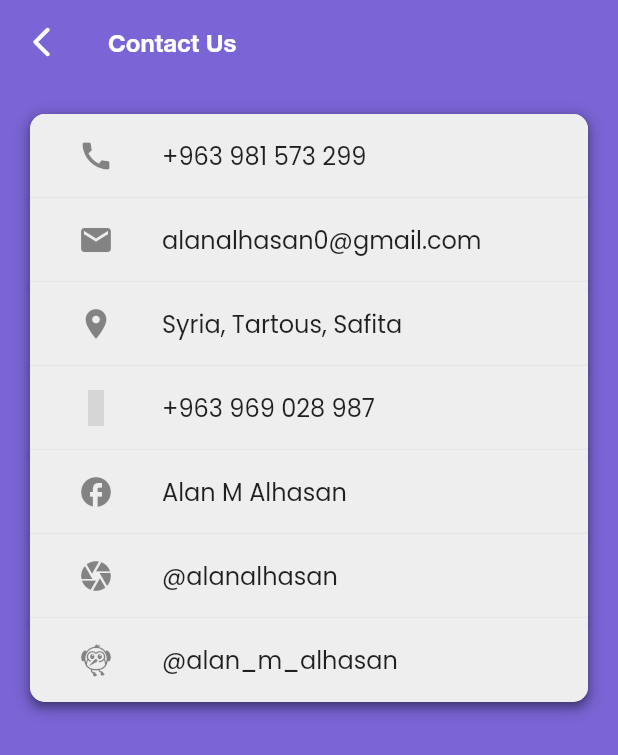
After one commit to Alan47745/cally, a Flutter app: the ContactUs screen opened directly, on a phone screen of 412 x 824 dp. The commit adds this screen. Shown: the top 755 px of the screen. Run offline on Flutter 3.47's test engine with Material 2 defaults, Android fonts, the light colour scheme and no system bars; our stand-ins replace contacts_service, flutter_speed_dial, flutter_svg, flutter_zoom_drawer, fluttertoast, permission_handler and 2 more; missing offline and left inert: call_log, flutter_phone_direct_caller; accounts and stored records are empty; statements that could not run were skipped; grey boxes are pictures that could not be loaded.

Commit message:
Update 04:00 25/6/2022

```diff
--- a/lib/main.dart
+++ b/lib/main.dart
@@ -2,6 +2,7 @@
 
 import 'package:cally/localization/localization.dart';
 import 'package:cally/model/cacheHelper.dart';
+import 'package:cally/utils/constant.dart';
 import 'package:cally/view/pages/splash.dart';
 import 'package:cally/theme/my_theme.dart';
 import 'package:flutter/material.dart';
--- /dev/null
+++ b/lib/view/pages/contact_us.dart
@@ -0,0 +1,156 @@
+import 'package:cally/localization/localization.dart';
+import 'package:cally/model/custom_page_route.dart';
+import 'package:cally/theme/my_theme.dart';
+import 'package:cally/utils/constant.dart';
+import 'package:cally/view/pages/home.dart';
+import 'package:flutter/material.dart';
+import 'package:provider/provider.dart';
+
+class ContactUs extends StatefulWidget {
+  @override
+  _ContactUsState createState() {
+    return _ContactUsState();
+  }
+}
+
+class _ContactUsState extends State<ContactUs> {
+  @override
+  void initState() {
+    super.initState();
+  }
+
+  @override
+  void dispose() {
+    super.dispose();
+  }
+
+  @override
+  Widget build(BuildContext context) {
+    final themeProvider = Provider.of<ThemeProvider>(context);
+    return Scaffold(
+      backgroundColor: themeProvider.isDarkMode == true
+          ? MyTheme.darkTheme.appBarTheme.backgroundColor
+          : MyTheme.lightTheme.appBarTheme.backgroundColor,
+      appBar: AppBar(
+        backgroundColor: themeProvider.isDarkMode == true
+            ? MyTheme.darkTheme.appBarTheme.backgroundColor
+            : MyTheme.lightTheme.appBarTheme.backgroundColor,
+        title: Text(
+          "${AppLocalization.of(context)?.getTranslatedValue('contactUs')}",
+        ),
+        titleTextStyle: const TextStyle(
+          fontFamily: 'Helvetica New Bold',
+          fontSize: 16.0,
+        ),
+        elevation: 0.0,
+        leading: IconButton(
+          onPressed: () {
+            Navigator.of(context).pop(
+              CustomPageRoute(
+                child: Home(),
+                direction: AxisDirection.right,
+                duration: const Duration(milliseconds: 300),
+              ),
+            );
+          },
+          icon: const Icon(Icons.arrow_back_ios_rounded),
+        ),
+      ),
+      body: Padding(
+        padding: const EdgeInsets.all(20.0),
+        child: Directionality(
+          textDirection: TextDirection.ltr,
+          child: Container(
+            // height: 500.0,
+            width: MediaQuery.of(context).size.width,
+            decoration: BoxDecoration(
+              color: themeProvider.isDarkMode == true
+                  ? MyTheme.darkTheme.cardColor
+                  : MyTheme.lightTheme.cardColor,
+              borderRadius: BorderRadius.circular(10.0),
+              boxShadow: const [
+                BoxShadow(
+                  color: Colors.black26,
+                  blurRadius: 8.0,
+                  spreadRadius: 2.0,
+                  offset: Offset(0.0, 3.0),
+                ),
+              ],
+            ),
+            child: Column(
+              mainAxisSize: MainAxisSize.min,
+              children: [
+                contactItem(
+                  title: '+963 981 573 299',
+                  icon: Icons.call,
+                  onTap: () {},
+                  borderRadius: BorderRadius.only(
+                    topRight: Radius.circular(10.0),
+                    topLeft: Radius.circular(10.0),
+                  ),
+                ),
+                contactItem(
+                  title: 'alanalhasan0@gmail.com',
+                  icon: Icons.email,
+                  onTap: () {},
+                ),
+                contactItem(
+                  title: 'Syria, Tartous, Safita',
+                  icon: Icons.location_on,
+                  onTap: () {},
+                ),
+                contactItem(
+                  title: '+963 969 028 987',
+                  icon: Icons.whatsapp,
+                  onTap: () {},
+                ),
+                contactItem(
+                  title: 'Alan M Alhasan',
+                  icon: Icons.facebook,
+                  onTap: () {},
+                ),
+                contactItem(
+                  title: '@alanalhasan',
+                  icon: Icons.camera,
+                  onTap: () {},
+                ),
+                contactItem(
+                  title: '@alan_m_alhasan',
+                  icon: Icons.flutter_dash,
+                  onTap: () {},
+                  borderRadius: BorderRadius.only(
+                    bottomRight: Radius.circular(10.0),
+                    bottomLeft: Radius.circular(10.0),
+                  ),
+                ),
+              ],
+            ),
+          ),
+        ),
+      ),
+    );
+  }
+
+  Widget contactItem({
+    required String title,
+    required IconData icon,
+    void Function()? onTap,
+    BorderRadiusGeometry? borderRadius = BorderRadius.zero,
+  }) {
+    final themeProvider = Provider.of<ThemeProvider>(context);
+    return MaterialButton(
+      onPressed: onTap,
+      shape: RoundedRectangleBorder(
+        borderRadius: borderRadius!,
+      ),
+      color: themeProvider.isDarkMode == true
+          ? MyTheme.darkTheme.cardColor
+          : MyTheme.lightTheme.cardColor,
+      child: ListTile(
+        // onTap: onTap,
+        title: Text(title),
+        leading: Icon(icon),
+      ),
+    );
+  }
+}
--- a/lib/view/pages/drawer.dart
+++ b/lib/view/pages/drawer.dart
@@ -1,6 +1,7 @@
 import 'package:cally/localization/localization.dart';
 import 'package:cally/utils/custom_icons_icons.dart';
 import 'package:cally/model/custom_page_route.dart';
+import 'package:cally/view/pages/contact_us.dart';
 import 'package:cally/view/pages/profile.dart';
 import 'package:flutter/material.dart';
 import 'package:flutter/services.dart';
@@ -77,7 +78,15 @@ class _DrawerPageState extends State<DrawerPage> {
             endIndent: 40.0,
           ),
           MaterialButton(
-            onPressed: () {},
+            onPressed: () {
+              Navigator.of(context).push(
+                CustomPageRoute(
+                  child: ContactUs(),
+                  direction: AxisDirection.left,
+                  duration: const Duration(milliseconds: 300),
+                ),
+              );
+            },
             child: ListTile(
               title: Text(
                 '${AppLocalization.of(context)?.getTranslatedValue('contactUs')}',
--- a/lib/view/pages/home.dart
+++ b/lib/view/pages/home.dart
@@ -3,12 +3,14 @@ import 'package:cally/theme/my_theme.dart';
 import 'package:cally/view/pages/drawer.dart';
 import 'package:cally/view/pages/main_page.dart';
 import 'package:flutter/material.dart';
+import 'package:flutter/services.dart';
 import 'package:flutter_zoom_drawer/config.dart';
 import 'package:flutter_zoom_drawer/flutter_zoom_drawer.dart';
 import 'package:provider/provider.dart';
 
 class Home extends StatefulWidget {
-  static bool isRtl=false;
+  static bool isRtl = false;
+
   @override
   _HomeState createState() {
     return _HomeState();
--- a/lib/view/pages/main_page.dart
+++ b/lib/view/pages/main_page.dart
@@ -86,6 +86,7 @@ class _MainPageState extends State<MainPage> {
     final themeProvider = Provider.of<ThemeProvider>(context);
     return SafeArea(
       child: Scaffold(
+        backgroundColor: primaryPurple,
         body: PersistentTabView(
           context,
           controller: _controller,
--- a/lib/view/pages/settings.dart
+++ b/lib/view/pages/settings.dart
@@ -178,10 +178,10 @@ class _SettingsState extends State<Settings> {
                               onPressed: () {
                                 setState(() {
                                   MyApp.setLocale(
-                                      context, const Locale('en', 'US'));
+                                      context, const Locale('fr', 'FR'));
 
-                                  languageCode = 'en';
-                                  countryCode = 'US';
+                                  languageCode = 'fr';
+                                  countryCode = 'FR';
                                   CacheHelper.saveData(
                                       key: 'languageCode', value: languageCode);
                                   CacheHelper.saveData(
@@ -202,8 +202,8 @@ class _SettingsState extends State<Settings> {
                                 leading: SvgPicture.asset(
                                   'assets/img/french_flag.svg',
                                   alignment: Alignment.center,
-                                  height: 25.0,
-                                  width: 25.0,
+                                  height: 30.0,
+                                  width: 30.0,
                                 ),
                               ),
                             ),
--- a/lib/view/pages/splash.dart
+++ b/lib/view/pages/splash.dart
@@ -4,6 +4,7 @@ import 'package:cally/utils/constant.dart';
 import 'package:cally/view/pages/home.dart';
 import 'package:cally/view/pages/intro_1.dart';
 import 'package:flutter/material.dart';
+import 'package:flutter/services.dart';
 
 class Splash extends StatefulWidget {
   @override
@@ -34,7 +35,9 @@ class _SplashState extends State<Splash> with TickerProviderStateMixin {
   @override
   void initState() {
     super.initState();
+
     WidgetsFlutterBinding.ensureInitialized();
+
     Future.delayed(const Duration(seconds: 4), () {
       Navigator.pushReplacement(
         context,
--- a/pubspec.yaml
+++ b/pubspec.yaml
@@ -85,7 +85,7 @@ flutter:
     - assets/fonts/
     - lib/languages/ar.json
     - lib/languages/en.json
-
+    - lib/languages/fr.json
   #   - images/a_dot_ham.jpeg
 
   # An image asset can refer to one or more resolution-specific "variants", see
```
